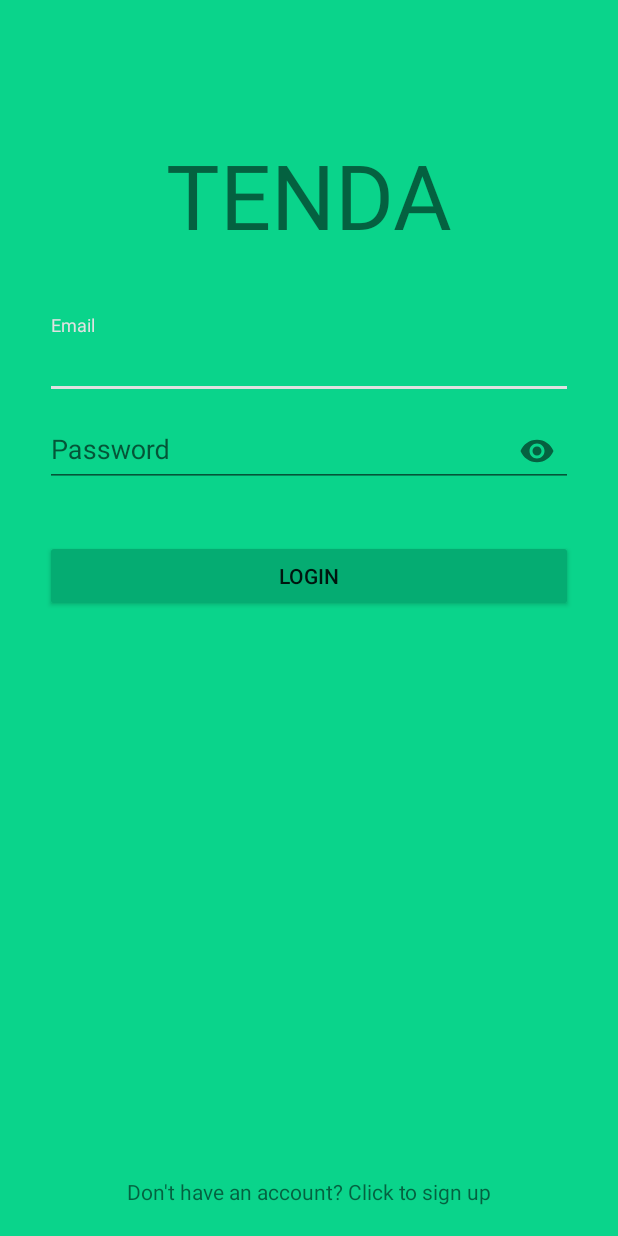
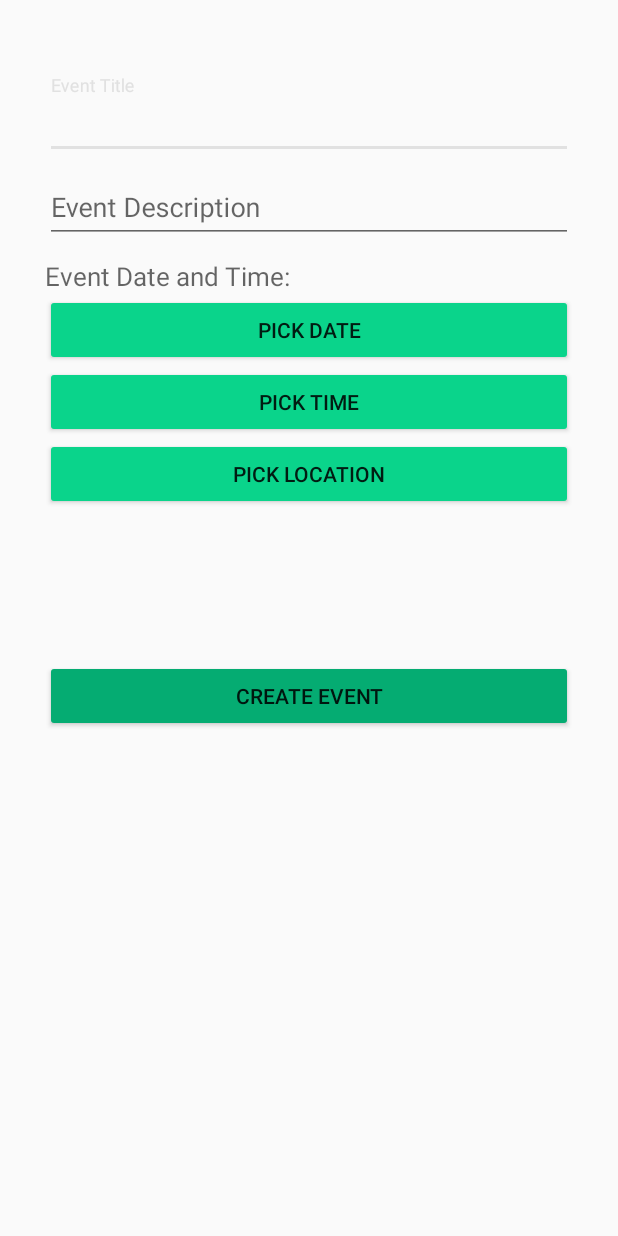
Before and after one commit to cha-boy-nate/Tenda, an Android app: the screen it shows after launch (LoginActivity before the commit, CreateEventActivity after it), on a phone screen of 412 x 824 dp. Run offline under Robolectric (Android 15) with nearby library versions, the phone set to English and light mode, and no system bars.

Commit message:
Added Create Event Activity

```diff
--- a/phone_application/TendaAndroid/app/build.gradle
+++ b/phone_application/TendaAndroid/app/build.gradle
@@ -28,4 +28,5 @@ dependencies {
     androidTestImplementation 'com.android.support.test.espresso:espresso-core:3.0.2'
     implementation 'com.android.support:design:28.0.0'
     implementation 'com.android.volley:volley:1.1.0'
+    implementation 'com.google.android.gms:play-services-maps:16.1.0'
 }
--- a/phone_application/TendaAndroid/app/src/main/AndroidManifest.xml
+++ b/phone_application/TendaAndroid/app/src/main/AndroidManifest.xml
@@ -11,7 +11,7 @@
         android:roundIcon="@mipmap/ic_launcher_round"
         android:supportsRtl="true"
         android:theme="@style/AppTheme">
-        <activity android:name=".LoginActivity">
+        <activity android:name=".CreateEventActivity">
             <intent-filter>
                 <action android:name="android.intent.action.VIEW" />
                 <action android:name="android.intent.action.MAIN" />
@@ -19,10 +19,12 @@
                 <category android:name="android.intent.category.LAUNCHER" />
             </intent-filter>
         </activity>
+        <activity android:name=".LoginActivity"></activity>
         <activity
             android:name=".RegisterActivity"
             android:theme="@style/AppThemeRegistration" />
-        <activity android:name=".HomeActivity"
+        <activity
+            android:name=".HomeActivity"
             android:theme="@style/AppTheme.NoActionBar">
 
         </activity>
--- /dev/null
+++ b/phone_application/TendaAndroid/app/src/main/java/com/example/tendatesting/CreateEventActivity.java
@@ -0,0 +1,13 @@
+package com.example.tendatesting;
+
+import android.support.v7.app.AppCompatActivity;
+import android.os.Bundle;
+
+public class CreateEventActivity extends AppCompatActivity {
+
+    @Override
+    protected void onCreate(Bundle savedInstanceState) {
+        super.onCreate(savedInstanceState);
+        setContentView(R.layout.activity_create_event);
+    }
+}
--- a/phone_application/TendaAndroid/app/src/main/java/com/example/tendatesting/EventFragment.java
+++ b/phone_application/TendaAndroid/app/src/main/java/com/example/tendatesting/EventFragment.java
@@ -1,18 +1,24 @@
 package com.example.tendatesting;
 
+import android.content.Intent;
 import android.os.Bundle;
-import android.support.annotation.Nullable;
 import android.support.v4.app.Fragment;
 import android.view.LayoutInflater;
 import android.view.View;
 import android.view.ViewGroup;
+import android.support.design.widget.FloatingActionButton;
 
-public class EventFragment extends Fragment {
+public class EventFragment extends Fragment implements View.OnClickListener {
 
-    @Nullable
+
     @Override
-    public View onCreateView(LayoutInflater inflater, @Nullable ViewGroup container, @Nullable Bundle savedInstanceState){
-        getActivity().setTitle("Manage Event");
+    public View onCreateView(LayoutInflater inflater, ViewGroup container, Bundle savedInstanceState) {
         return inflater.inflate(R.layout.fragment_event, container, false);
     }
+
+    @Override
+    public void onClick(View v){
+
+    }
+
 }
--- /dev/null
+++ b/phone_application/TendaAndroid/app/src/main/res/layout/activity_create_event.xml
@@ -0,0 +1,88 @@
+<?xml version="1.0" encoding="utf-8"?>
+<LinearLayout xmlns:android="http://schemas.android.com/apk/res/android"
+    xmlns:app="http://schemas.android.com/apk/res-auto"
+    xmlns:tools="http://schemas.android.com/tools"
+    android:layout_width="match_parent"
+    android:layout_height="match_parent"
+    android:orientation="vertical"
+    android:paddingLeft="30dp"
+    android:paddingTop="50dp"
+    android:paddingRight="30dp"
+    tools:context=".CreateEventActivity">
+
+    <!--Text box for Event Title-->
+    <android.support.design.widget.TextInputLayout
+        android:layout_width="match_parent"
+        android:layout_height="wrap_content">
+
+        <EditText
+            android:id="@+id/eventTitle"
+            android:layout_width="match_parent"
+            android:layout_height="wrap_content"
+            android:hint="Event Title"
+            android:inputType="text"
+            android:textColor="@color/colorText" />
+    </android.support.design.widget.TextInputLayout>
+
+    <!--Text box for Event Description-->
+    <android.support.design.widget.TextInputLayout
+        android:layout_width="match_parent"
+        android:layout_height="wrap_content">
+
+        <EditText
+            android:id="@+id/eventDescription"
+            android:layout_width="match_parent"
+            android:layout_height="wrap_content"
+            android:hint="Event Description"
+            android:inputType="text"
+            android:textColor="@color/colorText" />
+    </android.support.design.widget.TextInputLayout>
+
+    <android.support.design.widget.TextInputLayout
+        android:layout_width="match_parent"
+        android:layout_height="wrap_content">
+
+        <TextView
+            android:layout_width="match_parent"
+            android:layout_height="wrap_content"
+            android:hint="Event Date and Time:"
+            android:textSize="17dp"
+            android:layout_marginTop="10dp"
+            android:textColor="@color/colorText" />
+    </android.support.design.widget.TextInputLayout>
+
+    <Button
+        android:id="@+id/eventDate"
+        android:layout_width="match_parent"
+        android:layout_height="wrap_content"
+        android:text="Pick Date"
+        android:backgroundTint="@color/colorPrimary"/>
+
+    <Button
+        android:id="@+id/eventTime"
+        android:layout_width="match_parent"
+        android:layout_height="wrap_content"
+        android:text="Pick Time"
+        android:backgroundTint="@color/colorPrimary"/>
+
+    <Button
+        android:id="@+id/eventLocation"
+        android:layout_width="match_parent"
+        android:layout_height="wrap_content"
+        android:text="Pick Location"
+        android:backgroundTint="@color/colorPrimary"/>
+
+
+    <!--Create Event Button-->
+    <Button
+        android:layout_width="match_parent"
+        android:layout_height="wrap_content"
+        android:layout_marginTop="100dp"
+        android:backgroundTint="@color/colorPrimaryDark"
+        android:text="Create Event" />
+
+
+
+
+
+</LinearLayout>
--- a/phone_application/TendaAndroid/app/src/main/res/layout/fragment_event.xml
+++ b/phone_application/TendaAndroid/app/src/main/res/layout/fragment_event.xml
@@ -1,15 +1,25 @@
 <?xml version="1.0" encoding="utf-8"?>
 <RelativeLayout xmlns:android="http://schemas.android.com/apk/res/android"
+    xmlns:app="http://schemas.android.com/apk/res-auto"
     android:layout_width="match_parent"
     android:layout_height="match_parent"
     android:background="@color/Background">
 
-    <TextView
+
+    <android.support.design.widget.FloatingActionButton
+        android:id="@+id/createEventFab"
         android:layout_width="wrap_content"
         android:layout_height="wrap_content"
-        android:layout_centerInParent="true"
-        android:text="Manage Event"
-        android:textSize="30sp" />
+        android:layout_alignParentBottom="true"
+        android:layout_centerHorizontal="true"
+        android:layout_marginBottom="20dp"
+        android:clickable="true"
+        android:backgroundTint="@color/colorPrimary"
+        android:tint="@color/colorText"
+        app:fabSize="normal"
+        android:onClick="ClickToCreateEvent"
+        app:srcCompat="@drawable/baseline_add_circle_black_24"
+        />
 
 
 </RelativeLayout>
```
Also changed, not shown: phone_application/TendaAndroid/app/src/main/res/drawable/baseline_add_circle_black_24.png (added).
